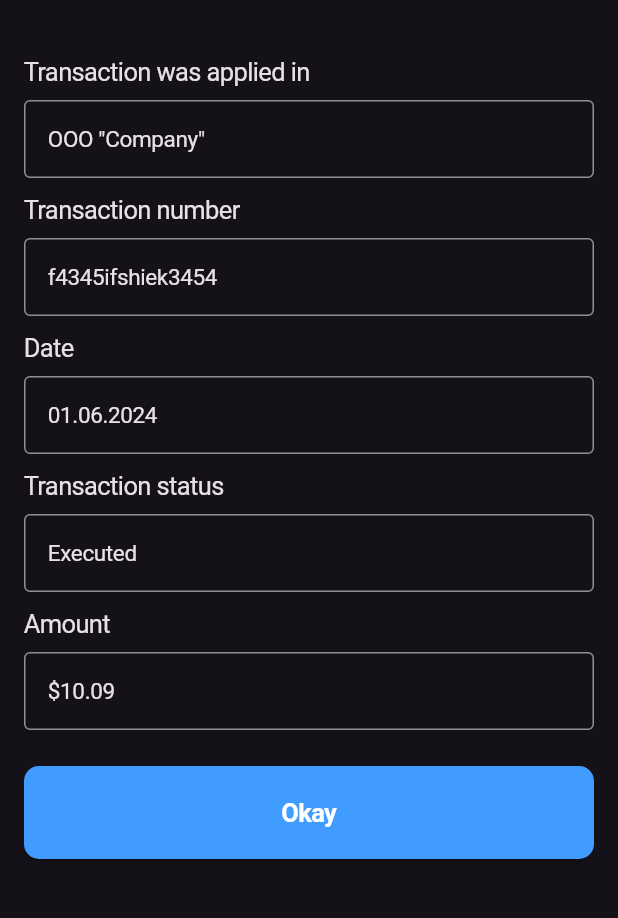
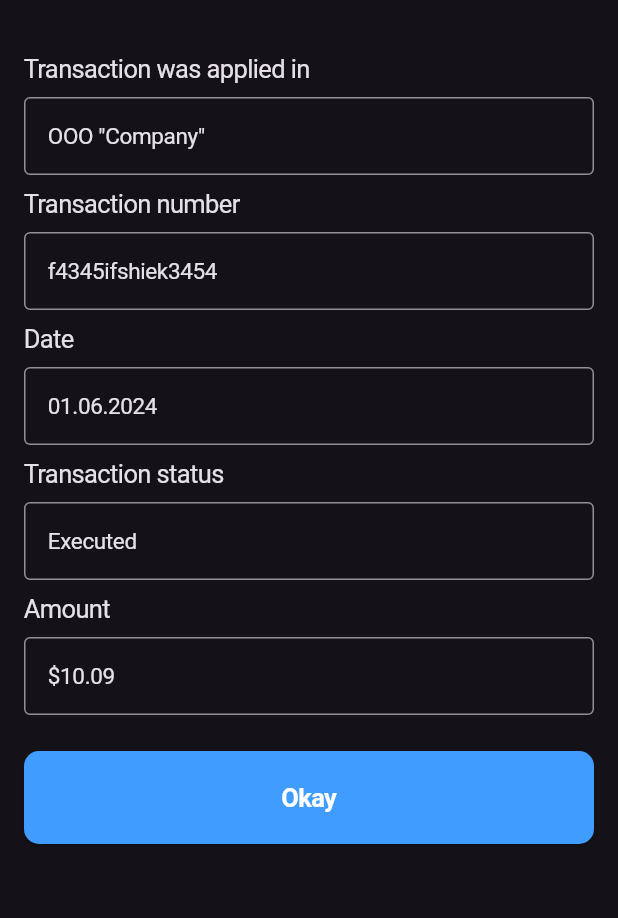
Before and after one commit to IvanKhartanovich/modsen_banking, a Flutter app: the screen it shows after launch, on a phone screen of 412 x 824 dp, the part 68-986 px from its top. Run offline on Flutter 3.47's test engine with Material 3 defaults, Android fonts, the phone set to English and light mode, and no system bars; Roboto replaces fonts that are missing (SF Pro Text); project files that could hold a hidden picture were left out.

Commit message:
ui fixes

```diff
--- a/lib/styles.dart
+++ b/lib/styles.dart
@@ -1,4 +1,3 @@
-// Файл: lib/styles.dart
 import 'package:flutter/material.dart';
 
 class AppTextStyles {
@@ -43,3 +42,20 @@ class AppButtonStyles {
     ),
   );
 }
+
+class AppTextWithPadding {
+  static Widget label(String text) {
+    return Padding(
+      padding: const EdgeInsets.only(top: 8.0, bottom: 8.0),
+      child: Text(text, style: AppTextStyles.labelTextStyle),
+    );
+  }
+}
+
+class AppInputDecoration {
+  static const InputDecoration textFieldStyle = InputDecoration(
+    border: OutlineInputBorder(
+      borderSide: BorderSide(color: Colors.green, width: 3.0),
+    ),
+  );
+}
--- a/lib/transaction_form.dart
+++ b/lib/transaction_form.dart
@@ -12,21 +12,53 @@ class TransactionForm extends StatelessWidget {
     return Column(
       crossAxisAlignment: CrossAxisAlignment.start,
       children: <Widget>[
-        _buildLabel('Transaction was applied in'),
-        _buildReadOnlyField(transaction.companyName),
-        _buildLabel('Transaction number'),
-        _buildReadOnlyField(transaction.transactionNumber),
-        _buildLabel('Date'),
-        _buildReadOnlyField(transaction.date),
-        _buildLabel('Transaction status'),
-        _buildReadOnlyField(transaction.status),
-        _buildLabel('Amount'),
-        _buildReadOnlyField(transaction.amount),
+        AppTextWithPadding.label('Transaction was applied in'),
+        TextFormField(
+          initialValue: transaction.companyName,
+          readOnly: true,
+          style: AppTextStyles.inputTextStyle,
+          decoration: AppInputDecoration.textFieldStyle,
+        ),
+        AppTextWithPadding.label('Transaction number'),
+        TextFormField(
+          initialValue: transaction.transactionNumber,
+          readOnly: true,
+          style: AppTextStyles.inputTextStyle,
+          decoration:  InputDecoration(
+            border: OutlineInputBorder(),
+          ),
+        ),
+        AppTextWithPadding.label('Date'),
+        TextFormField(
+          initialValue: transaction.date,
+          readOnly: true,
+          style: AppTextStyles.inputTextStyle,
+          decoration: InputDecoration(
+            border: OutlineInputBorder(),
+          ),
+        ),
+        AppTextWithPadding.label('Transaction status'),
+        TextFormField(
+          initialValue: transaction.status,
+          readOnly: true,
+          style: AppTextStyles.inputTextStyle,
+          decoration: InputDecoration(
+            border: OutlineInputBorder(),
+          ),
+        ),
+        AppTextWithPadding.label('Amount'),
+        TextFormField(
+          initialValue: transaction.amount,
+          readOnly: true,
+          style: AppTextStyles.inputTextStyle,
+          decoration: InputDecoration(
+            border: OutlineInputBorder(),
+          ),
+        ),
         SizedBox(height: 24),
         Center(
           child: ElevatedButton(
             onPressed: () {
-              // Добавьте здесь действие для кнопки
             },
             child: Text(
               'Okay',
@@ -34,39 +66,10 @@ class TransactionForm extends StatelessWidget {
                 fontWeight: FontWeight.w700, // Увеличиваем жирность шрифта
               ),
             ),
-            style: ElevatedButton.styleFrom(
-              foregroundColor: Colors.white,
-              backgroundColor: Color(0xFF409CFF),
-              minimumSize: Size(double.infinity, 48),
-              padding: EdgeInsets.fromLTRB(13, 20, 13, 20),
-              shape: RoundedRectangleBorder(
-                borderRadius: BorderRadius.circular(10),
-              ),
-            ),
+            style: AppButtonStyles.okayButtonStyle,
           ),
         ),
       ],
     );
   }
-
-  Widget _buildLabel(String text) {
-    return Padding(
-      padding: const EdgeInsets.only(top: 10.0, bottom: 8.0),
-      child: Text(
-        text,
-        style: AppTextStyles.labelTextStyle,
-      ),
-    );
-  }
-
-  Widget _buildReadOnlyField(String initialValue) {
-    return TextFormField(
-      initialValue: initialValue,
-      readOnly: true,
-      style: AppTextStyles.inputTextStyle,
-      decoration: InputDecoration(
-        border: OutlineInputBorder(),
-      ),
-    );
-  }
 }
--- a/pubspec.yaml
+++ b/pubspec.yaml
@@ -12,7 +12,7 @@ dependencies:
   flutter_bloc: ^8.1.6
   flutter_secure_storage: ^9.2.2
   go_router: ^14.2.0
-  provider: ^6.0.0
+
 
 dev_dependencies:
   flutter_test:
```
Also changed, not shown: pubspec.lock.
